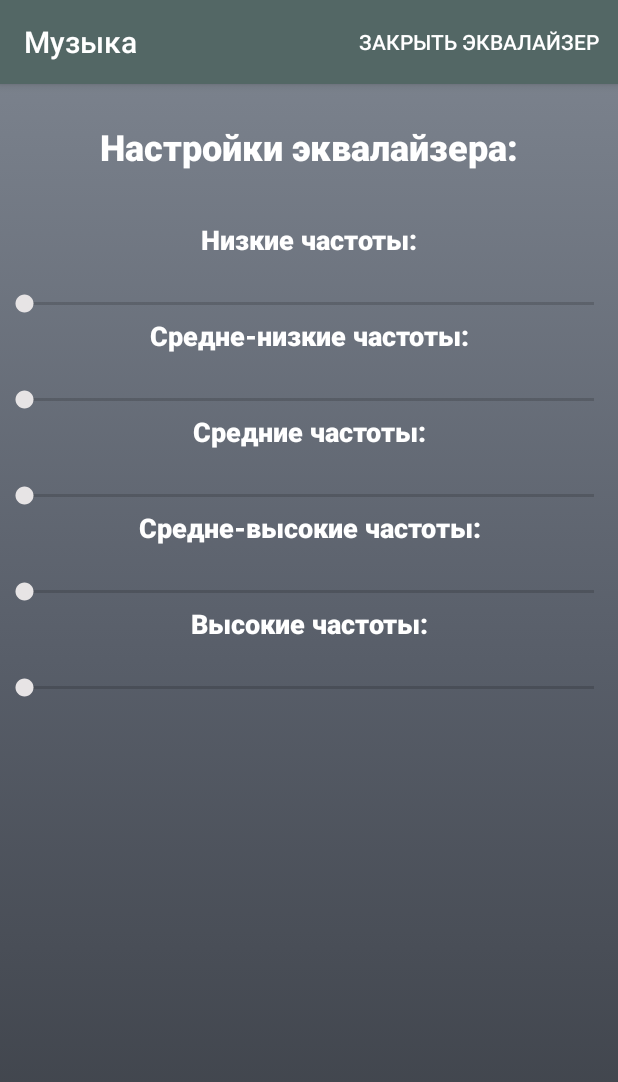
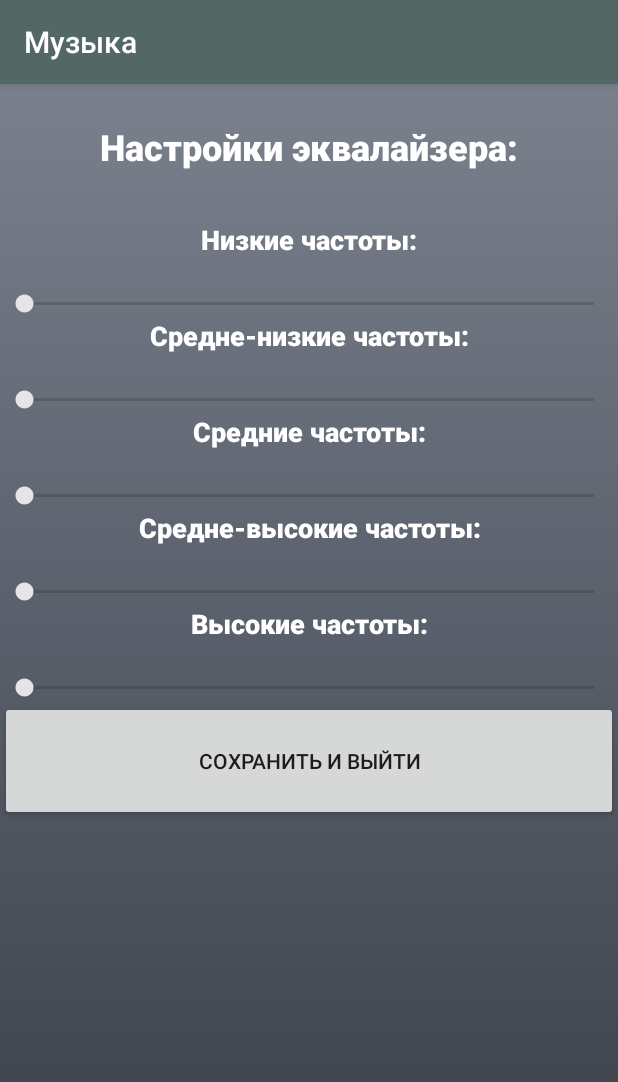
Before and after one commit to adamnobody/music-player, an Android app: the EQActivity screen opened directly, with no data from a screen before it, on a phone screen of 412 x 824 dp. Shown: the top 1082 px of the screen. Run offline under Robolectric (Android 15) with nearby library versions, the phone set to English and light mode, and no system bars.

Commit message:
Сделан нормальный переход к эквалайзеру, но музыка не отключается

```diff
--- a/app/src/main/java/com/example/list_all_songs_from_storage/EQActivity.java
+++ b/app/src/main/java/com/example/list_all_songs_from_storage/EQActivity.java
@@ -4,16 +4,37 @@ import android.content.Intent;
 import android.os.Bundle;
 import android.view.Menu;
 import android.view.MenuItem;
+import android.view.View;
+import android.widget.Button;
+import android.widget.SeekBar;
+import android.widget.Toast;
 
 import androidx.appcompat.app.AppCompatActivity;
 
-public class EQActivity extends AppCompatActivity
+public class EQActivity extends AppCompatActivity implements View.OnClickListener
 {
+    SeekBar seekBar1;
+    SeekBar seekBar2;
+    SeekBar seekBar3;
+    SeekBar seekBar4;
+    SeekBar seekBar5;
+
+    Button saveButton;
+
     @Override
     protected void onCreate(Bundle savedInstanceState)
     {
         super.onCreate(savedInstanceState);
         setContentView(R.layout.activity_eq);
+
+        seekBar1 = findViewById(R.id.seekBar);
+        seekBar2 = findViewById(R.id.seekBar2);
+        seekBar3 = findViewById(R.id.seekBar3);
+        seekBar4 = findViewById(R.id.seekBar4);
+        seekBar5 = findViewById(R.id.seekBar5);
+
+        saveButton = findViewById(R.id.saveButton);
+        saveButton.setOnClickListener(this);
     }
 
     @Override
@@ -22,9 +43,16 @@ public class EQActivity extends AppCompatActivity
         return true;
     }
 
-    public void closeEQ(MenuItem item)
+    @Override
+    public void onClick(View v)
     {
-        Intent intent = new Intent(this, MainActivity.class);
-        startActivity(intent);
+        Intent intent = new Intent();
+        intent.putExtra("freq1", seekBar1.getProgress());
+        intent.putExtra("freq2", seekBar2.getProgress());
+        intent.putExtra("freq3", seekBar3.getProgress());
+        intent.putExtra("freq4", seekBar4.getProgress());
+        intent.putExtra("freq5", seekBar5.getProgress());
+        setResult(RESULT_OK);
+        finish();
     }
 }
--- a/app/src/main/res/layout/activity_eq.xml
+++ b/app/src/main/res/layout/activity_eq.xml
@@ -120,5 +120,11 @@
             android:id="@+id/seekBar5"
             android:layout_width="match_parent"
             android:layout_height="wrap_content" />
+
+        <Button
+            android:id="@+id/saveButton"
+            android:layout_width="match_parent"
+            android:layout_height="80dp"
+            android:text="@string/saveExit" />
     </LinearLayout>
 </androidx.constraintlayout.widget.ConstraintLayout>
--- a/app/src/main/res/menu/menu_eq.xml
+++ b/app/src/main/res/menu/menu_eq.xml
@@ -4,10 +4,4 @@
     xmlns:tools="http://schemas.android.com/tools"
     tools:context=".EQActivity">
 
-    <item
-        android:id="@+id/closeButton"
-        android:onClick="closeEQ"
-        android:title="@string/close_eq"
-        app:showAsAction="always"/>
-
 </menu>
--- a/app/src/main/res/values/strings.xml
+++ b/app/src/main/res/values/strings.xml
@@ -10,4 +10,5 @@
     <string name="eq_3">Средние частоты:\n</string>
     <string name="eq_4">Средне-высокие частоты:\n</string>
     <string name="eq_5">Высокие частоты:\n</string>
+    <string name="saveExit">Сохранить и выйти</string>
 </resources>
```
Also changed, not shown: app/src/main/java/com/example/list_all_songs_from_storage/MainActivity.java (+27 -5 lines), 2 other files.
